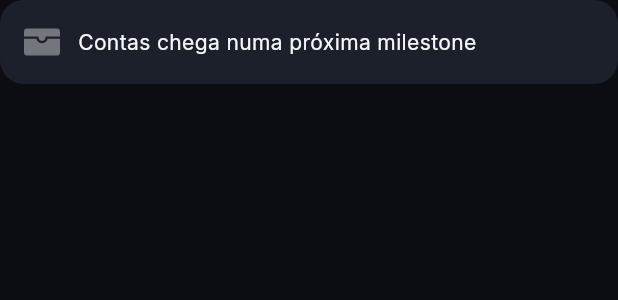
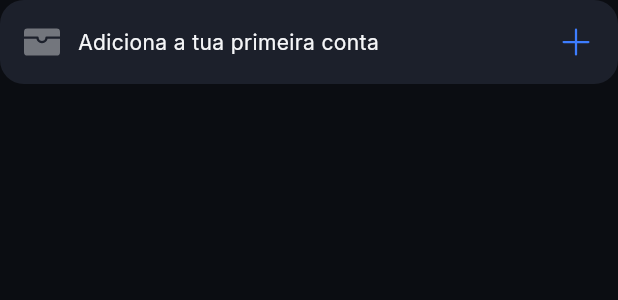
Before and after one commit to SCCPScar/WebFunds, a Flutter app: the AccountsSection widget shown alone on an empty page, opened directly, on a phone screen of 412 x 824 dp. Shown: the top 300 px of the screen. Run offline on Flutter 3.47's test engine with Material 3 defaults, Android fonts, the phone set to English and light mode, and no system bars; our stand-ins replace bootstrap_icons, connectivity_plus, dio, drift, drift_flutter, flutter_animate and 6 more; accounts and stored records are empty; generated files the repository leaves out were written again.

Commit message:
feat(accounts): build the Accounts presentation layer (Milestone 1)
The Accounts domain/application/infrastructure layers were already real
and tested (DriftAccountRepository, accountsStreamProvider) — only the
presentation layer was missing. Adds:

- AccountsPage: list backed directly by the existing accountsStreamProvider,
  create via a bottom-sheet form (CreateAccountController following the
  LoginController pattern), archive inline.
- New /accounts route (registered like /face-id, outside the shell —
  guarded automatically since AppNavigationResolver treats every route
  not in its public-only list as requiring auth).
- AccountsSection in Central now shows real account previews instead of
  the 'chega numa próxima milestone' placeholder, linking to /accounts.
- AppTextField gained an inputFormatters passthrough (needed for the
  balance field, reusable for Transactions later).
- AppIcons gained add/archive + one icon per AccountType.

Verified: flutter analyze (0 new issues), flutter test (30/30, 3 new
widget tests exercising the real Drift-backed flow end to end — empty
state, create, archive), flutter build web clean.

```diff
--- a/WebFunds/lib/design_system/icons/app_icons.dart
+++ b/WebFunds/lib/design_system/icons/app_icons.dart
@@ -21,10 +21,19 @@ class AppIcons {
   static const IconData eyeVisible = BootstrapIcons.eye;
   static const IconData eyeHidden = BootstrapIcons.eye_slash;
   static const IconData error = BootstrapIcons.exclamation_circle;
+  static const IconData add = BootstrapIcons.plus_lg;
+  static const IconData archive = BootstrapIcons.archive;
 
   /// Bootstrap Icons has no dedicated "Face ID" glyph — `fingerprint` is
   /// used generically to represent biometric authentication.
   static const IconData biometric = BootstrapIcons.fingerprint;
 
   static const IconData activity = BootstrapIcons.clock_history;
+
+  // --- Account types ---
+  static const IconData accountChecking = BootstrapIcons.bank2;
+  static const IconData accountSavings = BootstrapIcons.piggy_bank;
+  static const IconData accountCash = BootstrapIcons.cash_stack;
+  static const IconData accountCreditCard = BootstrapIcons.credit_card_fill;
+  static const IconData accountInvestment = BootstrapIcons.graph_up_arrow;
 }
--- a/WebFunds/lib/features/central/presentation/widgets/accounts_section.dart
+++ b/WebFunds/lib/features/central/presentation/widgets/accounts_section.dart
@@ -1,31 +1,108 @@
 import 'package:flutter/material.dart';
+import 'package:flutter_riverpod/flutter_riverpod.dart';
+import 'package:go_router/go_router.dart';
 
 import '../../../../design_system/icons/app_icons.dart';
 import '../../../../design_system/spacing/app_spacing.dart';
+import '../../../../router/app_routes.dart';
+import '../../../../shared/widgets/app_loading_indicator.dart';
+import '../../../accounts/domain/entities/account.dart';
+import '../../../accounts/presentation/controllers/account_providers.dart';
+import '../../../accounts/presentation/utils/account_type_presentation.dart';
 
-/// Placeholder — no Accounts domain wiring into Central exists yet
-/// (Milestone 01.6 built the Accounts feature itself; wiring it into
-/// this section is a separate, later step). Isolated as its own section
-/// exactly so that step only needs to fill in this widget.
-class AccountsSection extends StatelessWidget {
+/// Shows a short preview of the owner's Accounts, backed by the real
+/// `accountsStreamProvider` (Milestone 01.6 built the data layer; this
+/// wires it into Central). Tapping the card opens the full Accounts list.
+class AccountsSection extends ConsumerWidget {
   const AccountsSection({super.key});
 
   @override
-  Widget build(BuildContext context) {
+  Widget build(BuildContext context, WidgetRef ref) {
     final theme = Theme.of(context);
+    final accountsAsync = ref.watch(accountsStreamProvider);
+
     return Card(
+      child: InkWell(
+        onTap: () => context.push(AppRoutes.accounts),
+        borderRadius: BorderRadius.circular(12),
         child: Padding(
           padding: const EdgeInsets.all(AppSpacing.lg),
-        child: Row(
+          child: accountsAsync.when(
+            loading: () => const AppLoadingIndicator(),
+            error: (error, stackTrace) => Row(
               children: [
-            Icon(AppIcons.finances, color: theme.colorScheme.onSurface.withValues(alpha: 0.4)),
+                Icon(AppIcons.error, color: theme.colorScheme.error),
                 const SizedBox(width: AppSpacing.md),
                 Expanded(
-              child: Text('Contas chega numa próxima milestone', style: theme.textTheme.bodyMedium),
+                  child: Text('Não foi possível carregar as contas', style: theme.textTheme.bodyMedium),
                 ),
               ],
+            ),
+            data: (result) => result.fold(
+              onSuccess: (accounts) => _Content(accounts: accounts),
+              onError: (failure) => Row(
+                children: [
+                  Icon(AppIcons.error, color: theme.colorScheme.error),
+                  const SizedBox(width: AppSpacing.md),
+                  Expanded(child: Text(failure.message, style: theme.textTheme.bodyMedium)),
+                ],
+              ),
+            ),
+          ),
         ),
       ),
     );
   }
 }
+
+class _Content extends StatelessWidget {
+  const _Content({required this.accounts});
+
+  final List<Account> accounts;
+
+  @override
+  Widget build(BuildContext context) {
+    final theme = Theme.of(context);
+
+    if (accounts.isEmpty) {
+      return Row(
+        children: [
+          Icon(AppIcons.finances, color: theme.colorScheme.onSurface.withValues(alpha: 0.4)),
+          const SizedBox(width: AppSpacing.md),
+          Expanded(
+            child: Text('Adiciona a tua primeira conta', style: theme.textTheme.bodyMedium),
+          ),
+          Icon(AppIcons.add, color: theme.colorScheme.primary),
+        ],
+      );
+    }
+
+    final preview = accounts.take(3).toList();
+
+    return Column(
+      crossAxisAlignment: CrossAxisAlignment.start,
+      children: [
+        Row(
+          children: [
+            Text('Contas', style: theme.textTheme.titleLarge),
+            const Spacer(),
+            Text('Ver todas', style: theme.textTheme.labelLarge?.copyWith(color: theme.colorScheme.primary)),
+          ],
+        ),
+        const SizedBox(height: AppSpacing.md),
+        for (final account in preview)
+          Padding(
+            padding: const EdgeInsets.symmetric(vertical: AppSpacing.xs),
+            child: Row(
+              children: [
+                Icon(account.type.icon, size: 20, color: theme.colorScheme.onSurface.withValues(alpha: 0.7)),
+                const SizedBox(width: AppSpacing.sm),
+                Expanded(child: Text(account.name, style: theme.textTheme.bodyMedium)),
+                Text(account.openingBalance.format(), style: theme.textTheme.bodyMedium),
+              ],
+            ),
+          ),
+      ],
+    );
+  }
+}
--- a/WebFunds/lib/router/app_routes.dart
+++ b/WebFunds/lib/router/app_routes.dart
@@ -10,6 +10,9 @@ class AppRoutes {
 
   static const String faceId = '/face-id';
   static const String faceIdName = 'faceId';
+
+  static const String accounts = '/accounts';
+  static const String accountsName = 'accounts';
 
   // The 5 documented sections, each an independent branch of the Shell's
   // StatefulShellRoute.
--- a/WebFunds/lib/shared/widgets/app_text_field.dart
+++ b/WebFunds/lib/shared/widgets/app_text_field.dart
@@ -1,4 +1,5 @@
 import 'package:flutter/material.dart';
+import 'package:flutter/services.dart';
 
 /// Reusable form text field. Wraps `TextFormField` with WebFunds' visual
 /// defaults already carried by `InputDecorationTheme`.
@@ -12,6 +13,7 @@ class AppTextField extends StatelessWidget {
     this.validator,
     this.suffixIcon,
     this.autofillHints,
+    this.inputFormatters,
   });
 
   final String label;
@@ -21,6 +23,7 @@ class AppTextField extends StatelessWidget {
   final String? Function(String?)? validator;
   final Widget? suffixIcon;
   final Iterable<String>? autofillHints;
+  final List<TextInputFormatter>? inputFormatters;
 
   @override
   Widget build(BuildContext context) {
@@ -30,6 +33,7 @@ class AppTextField extends StatelessWidget {
       keyboardType: keyboardType,
       validator: validator,
       autofillHints: autofillHints,
+      inputFormatters: inputFormatters,
       decoration: InputDecoration(
         labelText: label,
         suffixIcon: suffixIcon,
```
Also changed, not shown: WebFunds/lib/features/accounts/presentation/controllers/create_account_controller.dart (added, +62 -0 lines), WebFunds/lib/features/accounts/presentation/pages/accounts_page.dart (added, +144 -0 lines), WebFunds/lib/features/accounts/presentation/utils/account_type_presentation.dart (added, +24 -0 lines), WebFunds/lib/features/accounts/presentation/widgets/account_list_tile.dart (added, +40 -0 lines), WebFunds/lib/features/accounts/presentation/widgets/create_account_form.dart (added, +107 -0 lines), WebFunds/lib/router/app_router.dart (+7 -0 lines), 1 other file. Lines whose indentation alone changed are shown as unchanged.
